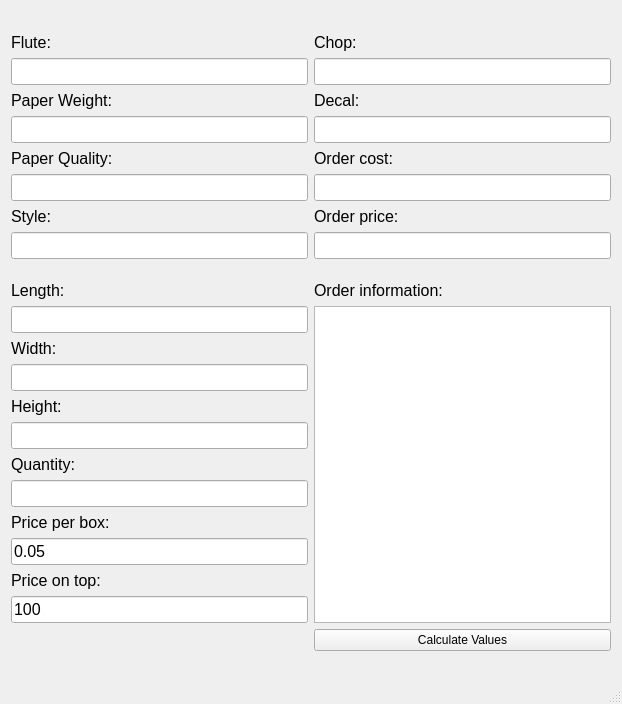
This is QTFiles/FormFiles/BPViewer.ui in tommygod3/BoxPricer as Qt 5 draws it before an edit. The edited form follows.
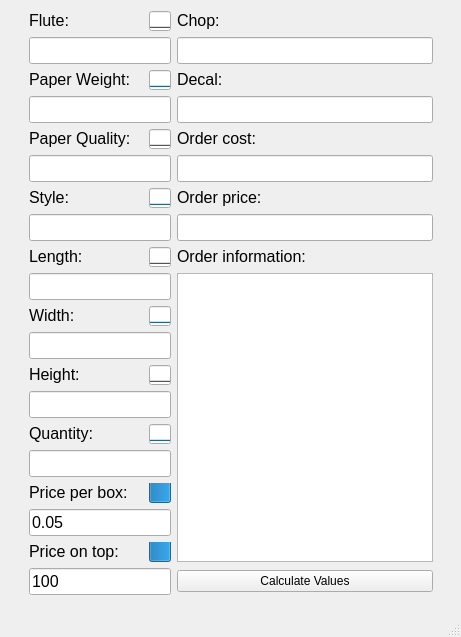
This is the edited form.

The edit to the form file:
```diff
--- a/QTFiles/FormFiles/BPViewer.ui
+++ b/QTFiles/FormFiles/BPViewer.ui
@@ -6,30 +6,137 @@
    <rect>
     <x>0</x>
     <y>0</y>
-    <width>622</width>
-    <height>704</height>
+    <width>461</width>
+    <height>637</height>
    </rect>
   </property>
   <property name="windowTitle">
    <string>Box Pricer</string>
   </property>
   <widget class="QWidget" name="centralWidget">
-   <layout class="QVBoxLayout" name="verticalLayout">
-    <property name="spacing">
-     <number>0</number>
-    </property>
-    <property name="sizeConstraint">
-     <enum>QLayout::SetDefaultConstraint</enum>
-    </property>
-    <property name="bottomMargin">
-     <number>9</number>
-    </property>
-    <item>
+   <layout class="QGridLayout" name="gridLayout_2">
+    <item row="0" column="2">
+     <spacer name="verticalSpacer">
+      <property name="orientation">
+       <enum>Qt::Vertical</enum>
+      </property>
+      <property name="sizeHint" stdset="0">
+       <size>
+        <width>20</width>
+        <height>68</height>
+       </size>
+      </property>
+     </spacer>
+    </item>
+    <item row="1" column="1" rowspan="2" colspan="2">
      <layout class="QGridLayout" name="gridLayout">
       <property name="sizeConstraint">
-       <enum>QLayout::SetMinimumSize</enum>
+       <enum>QLayout::SetNoConstraint</enum>
       </property>
-      <item row="3" column="0">
+      <property name="leftMargin">
+       <number>0</number>
+      </property>
+      <property name="topMargin">
+       <number>0</number>
+      </property>
+      <property name="rightMargin">
+       <number>0</number>
+      </property>
+      <property name="bottomMargin">
+       <number>0</number>
+      </property>
+      <property name="spacing">
+       <number>6</number>
+      </property>
+      <item row="0" column="2">
+       <widget class="QLabel" name="labelChop">
+        <property name="sizePolicy">
+         <sizepolicy hsizetype="Minimum" vsizetype="Fixed">
+          <horstretch>0</horstretch>
+          <verstretch>0</verstretch>
+         </sizepolicy>
+        </property>
+        <property name="font">
+         <font>
+          <pointsize>12</pointsize>
+         </font>
+        </property>
+        <property name="text">
+         <string>Chop:</string>
+        </property>
+       </widget>
+      </item>
+      <item row="2" column="1">
+       <widget class="QProgressBar" name="tickPW">
+        <property name="sizePolicy">
+         <sizepolicy hsizetype="Fixed" vsizetype="Fixed">
+          <horstretch>0</horstretch>
+          <verstretch>5</verstretch>
+         </sizepolicy>
+        </property>
+        <property name="minimumSize">
+         <size>
+          <width>20</width>
+          <height>20</height>
+         </size>
+        </property>
+        <property name="maximum">
+         <number>1</number>
+        </property>
+        <property name="value">
+         <number>0</number>
+        </property>
+        <property name="textVisible">
+         <bool>false</bool>
+        </property>
+        <property name="orientation">
+         <enum>Qt::Vertical</enum>
+        </property>
+       </widget>
+      </item>
+      <item row="1" column="2">
+       <widget class="QLineEdit" name="lineReadChop">
+        <property name="sizePolicy">
+         <sizepolicy hsizetype="Minimum" vsizetype="Fixed">
+          <horstretch>0</horstretch>
+          <verstretch>0</verstretch>
+         </sizepolicy>
+        </property>
+        <property name="font">
+         <font>
+          <pointsize>12</pointsize>
+         </font>
+        </property>
+        <property name="focusPolicy">
+         <enum>Qt::NoFocus</enum>
+        </property>
+        <property name="text">
+         <string/>
+        </property>
+        <property name="readOnly">
+         <bool>true</bool>
+        </property>
+       </widget>
+      </item>
+      <item row="2" column="2">
+       <widget class="QLabel" name="labelDecal">
+        <property name="sizePolicy">
+         <sizepolicy hsizetype="Minimum" vsizetype="Fixed">
+          <horstretch>0</horstretch>
+          <verstretch>0</verstretch>
+         </sizepolicy>
+        </property>
+        <property name="font">
+         <font>
+          <pointsize>12</pointsize>
+         </font>
+        </property>
+        <property name="text">
+         <string>Decal:</string>
+        </property>
+       </widget>
+      </item>
+      <item row="3" column="0" colspan="2">
        <widget class="QLineEdit" name="lineEditPW">
         <property name="sizePolicy">
          <sizepolicy hsizetype="Minimum" vsizetype="Fixed">
@@ -42,9 +149,85 @@
           <pointsize>12</pointsize>
          </font>
         </property>
+        <property name="focusPolicy">
+         <enum>Qt::StrongFocus</enum>
+        </property>
+        <property name="autoFillBackground">
+         <bool>false</bool>
+        </property>
        </widget>
       </item>
-      <item row="5" column="0">
+      <item row="3" column="2">
+       <widget class="QLineEdit" name="lineReadDecal">
+        <property name="sizePolicy">
+         <sizepolicy hsizetype="Minimum" vsizetype="Fixed">
+          <horstretch>0</horstretch>
+          <verstretch>0</verstretch>
+         </sizepolicy>
+        </property>
+        <property name="font">
+         <font>
+          <pointsize>12</pointsize>
+         </font>
+        </property>
+        <property name="focusPolicy">
+         <enum>Qt::NoFocus</enum>
+        </property>
+        <property name="text">
+         <string/>
+        </property>
+        <property name="readOnly">
+         <bool>true</bool>
+        </property>
+       </widget>
+      </item>
+      <item row="4" column="1">
+       <widget class="QProgressBar" name="tickPQ">
+        <property name="sizePolicy">
+         <sizepolicy hsizetype="Fixed" vsizetype="Fixed">
+          <horstretch>0</horstretch>
+          <verstretch>5</verstretch>
+         </sizepolicy>
+        </property>
+        <property name="minimumSize">
+         <size>
+          <width>20</width>
+          <height>20</height>
+         </size>
+        </property>
+        <property name="maximum">
+         <number>1</number>
+        </property>
+        <property name="value">
+         <number>0</number>
+        </property>
+        <property name="textVisible">
+         <bool>false</bool>
+        </property>
+        <property name="orientation">
+         <enum>Qt::Vertical</enum>
+        </property>
+       </widget>
+      </item>
+      <item row="4" column="2">
+       <widget class="QLabel" name="labelCost">
+        <property name="sizePolicy">
+         <sizepolicy hsizetype="Minimum" vsizetype="Fixed">
+          <horstretch>0</horstretch>
+          <verstretch>0</verstretch>
+         </sizepolicy>
+        </property>
+        <property name="font">
+         <font>
+          <pointsize>12</pointsize>
+         </font>
+        </property>
+        <property name="text">
+         <string>Order cost:</string>
+        </property>
+       </widget>
+      </item>
+      <item row="5" column="0" colspan="2">
        <widget class="QLineEdit" name="lineEditPQ">
         <property name="sizePolicy">
          <sizepolicy hsizetype="Minimum" vsizetype="Fixed">
@@ -57,23 +240,81 @@
           <pointsize>12</pointsize>
          </font>
         </property>
+        <property name="focusPolicy">
+         <enum>Qt::StrongFocus</enum>
+        </property>
+        <property name="autoFillBackground">
+         <bool>false</bool>
+        </property>
+       </widget>
+      </item>
+      <item row="5" column="2">
+       <widget class="QLineEdit" name="lineReadCost">
+        <property name="sizePolicy">
+         <sizepolicy hsizetype="Minimum" vsizetype="Fixed">
+          <horstretch>0</horstretch>
+          <verstretch>0</verstretch>
+         </sizepolicy>
+        </property>
+        <property name="font">
+         <font>
+          <pointsize>12</pointsize>
+         </font>
+        </property>
+        <property name="focusPolicy">
+         <enum>Qt::NoFocus</enum>
+        </property>
+        <property name="text">
+         <string/>
+        </property>
+        <property name="readOnly">
+         <bool>true</bool>
+        </property>
+       </widget>
+      </item>
+      <item row="6" column="0">
+       <widget class="QLabel" name="labelStyle">
+        <property name="sizePolicy">
+         <sizepolicy hsizetype="Minimum" vsizetype="Fixed">
+          <horstretch>0</horstretch>
+          <verstretch>0</verstretch>
+         </sizepolicy>
+        </property>
+        <property name="font">
+         <font>
+          <pointsize>12</pointsize>
+         </font>
+        </property>
+        <property name="text">
+         <string>Style:</string>
+        </property>
        </widget>
       </item>
       <item row="6" column="1">
-       <widget class="QLabel" name="labelPrice">
+       <widget class="QProgressBar" name="tickStyle">
         <property name="sizePolicy">
-         <sizepolicy hsizetype="Minimum" vsizetype="Fixed">
+         <sizepolicy hsizetype="Fixed" vsizetype="Fixed">
           <horstretch>0</horstretch>
-          <verstretch>0</verstretch>
+          <verstretch>5</verstretch>
          </sizepolicy>
         </property>
-        <property name="font">
-         <font>
-          <pointsize>12</pointsize>
-         </font>
+        <property name="minimumSize">
+         <size>
+          <width>20</width>
+          <height>20</height>
+         </size>
         </property>
-        <property name="text">
-         <string>Order price:</string>
+        <property name="maximum">
+         <number>1</number>
+        </property>
+        <property name="value">
+         <number>0</number>
+        </property>
+        <property name="textVisible">
+         <bool>false</bool>
+        </property>
+        <property name="orientation">
+         <enum>Qt::Vertical</enum>
         </property>
        </widget>
       </item>
@@ -95,6 +336,27 @@
         </property>
        </widget>
       </item>
+      <item row="1" column="0" colspan="2">
+       <widget class="QLineEdit" name="lineEditFlute">
+        <property name="sizePolicy">
+         <sizepolicy hsizetype="Minimum" vsizetype="Fixed">
+          <horstretch>0</horstretch>
+          <verstretch>0</verstretch>
+         </sizepolicy>
+        </property>
+        <property name="font">
+         <font>
+          <pointsize>12</pointsize>
+         </font>
+        </property>
+        <property name="focusPolicy">
+         <enum>Qt::StrongFocus</enum>
+        </property>
+        <property name="autoFillBackground">
+         <bool>false</bool>
+        </property>
+       </widget>
+      </item>
       <item row="2" column="0">
        <widget class="QLabel" name="labelPW">
         <property name="sizePolicy">
@@ -113,114 +375,6 @@
         </property>
        </widget>
       </item>
-      <item row="2" column="1">
-       <widget class="QLabel" name="labelDecal">
-        <property name="sizePolicy">
-         <sizepolicy hsizetype="Minimum" vsizetype="Fixed">
-          <horstretch>0</horstretch>
-          <verstretch>0</verstretch>
-         </sizepolicy>
-        </property>
-        <property name="font">
-         <font>
-          <pointsize>12</pointsize>
-         </font>
-        </property>
-        <property name="text">
-         <string>Decal:</string>
-        </property>
-       </widget>
-      </item>
-      <item row="1" column="0">
-       <widget class="QLineEdit" name="lineEditFlute">
-        <property name="sizePolicy">
-         <sizepolicy hsizetype="Minimum" vsizetype="Fixed">
-          <horstretch>0</horstretch>
-          <verstretch>0</verstretch>
-         </sizepolicy>
-        </property>
-        <property name="font">
-         <font>
-          <pointsize>12</pointsize>
-         </font>
-        </property>
-       </widget>
-      </item>
-      <item row="1" column="1">
-       <widget class="QLineEdit" name="lineReadChop">
-        <property name="sizePolicy">
-         <sizepolicy hsizetype="Minimum" vsizetype="Fixed">
-          <horstretch>0</horstretch>
-          <verstretch>0</verstretch>
-         </sizepolicy>
-        </property>
-        <property name="font">
-         <font>
-          <pointsize>12</pointsize>
-         </font>
-        </property>
-        <property name="text">
-         <string/>
-        </property>
-        <property name="readOnly">
-         <bool>true</bool>
-        </property>
-       </widget>
-      </item>
-      <item row="0" column="1">
-       <widget class="QLabel" name="labelChop">
-        <property name="sizePolicy">
-         <sizepolicy hsizetype="Minimum" vsizetype="Fixed">
-          <horstretch>0</horstretch>
-          <verstretch>0</verstretch>
-         </sizepolicy>
-        </property>
-        <property name="font">
-         <font>
-          <pointsize>12</pointsize>
-         </font>
-        </property>
-        <property name="text">
-         <string>Chop:</string>
-        </property>
-       </widget>
-      </item>
-      <item row="5" column="1">
-       <widget class="QLineEdit" name="lineReadCost">
-        <property name="sizePolicy">
-         <sizepolicy hsizetype="Minimum" vsizetype="Fixed">
-          <horstretch>0</horstretch>
-          <verstretch>0</verstretch>
-         </sizepolicy>
-        </property>
-        <property name="font">
-         <font>
-          <pointsize>12</pointsize>
-         </font>
-        </property>
-        <property name="text">
-         <string/>
-        </property>
-        <property name="readOnly">
-         <bool>true</bool>
-        </property>
-       </widget>
-      </item>
-      <item row="7" column="0">
-       <widget class="QLineEdit" name="lineEditStyle">
-        <property name="sizePolicy">
-         <sizepolicy hsizetype="Minimum" vsizetype="Fixed">
-          <horstretch>0</horstretch>
-          <verstretch>0</verstretch>
-         </sizepolicy>
-        </property>
-        <property name="font">
-         <font>
-          <pointsize>12</pointsize>
-         </font>
-        </property>
-       </widget>
-      </item>
       <item row="4" column="0">
        <widget class="QLabel" name="labelPQ">
         <property name="sizePolicy">
@@ -239,8 +393,8 @@
         </property>
        </widget>
       </item>
-      <item row="7" column="1">
-       <widget class="QLineEdit" name="lineReadPrice">
+      <item row="7" column="0" colspan="2">
+       <widget class="QLineEdit" name="lineEditStyle">
         <property name="sizePolicy">
          <sizepolicy hsizetype="Minimum" vsizetype="Fixed">
           <horstretch>0</horstretch>
@@ -252,34 +406,19 @@
           <pointsize>12</pointsize>
          </font>
         </property>
-        <property name="text">
-         <string/>
+        <property name="focusPolicy">
+         <enum>Qt::StrongFocus</enum>
         </property>
-        <property name="readOnly">
-         <bool>true</bool>
+        <property name="autoFillBackground">
+         <bool>false</bool>
         </property>
-       </widget>
-      </item>
-      <item row="6" column="0">
-       <widget class="QLabel" name="labelStyle">
-        <property name="sizePolicy">
-         <sizepolicy hsizetype="Minimum" vsizetype="Fixed">
-          <horstretch>0</horstretch>
-          <verstretch>0</verstretch>
-         </sizepolicy>
+        <property name="styleSheet">
+         <string notr="true"/>
         </property>
-        <property name="font">
-         <font>
-          <pointsize>12</pointsize>
-         </font>
-        </property>
-        <property name="text">
-         <string>Style:</string>
-        </property>
        </widget>
       </item>
-      <item row="3" column="1">
-       <widget class="QLineEdit" name="lineReadDecal">
+      <item row="8" column="0">
+       <widget class="QLabel" name="labelLength">
         <property name="sizePolicy">
          <sizepolicy hsizetype="Minimum" vsizetype="Fixed">
           <horstretch>0</horstretch>
@@ -292,42 +431,11 @@
          </font>
         </property>
         <property name="text">
-         <string/>
+         <string>Length:</string>
         </property>
-        <property name="readOnly">
-         <bool>true</bool>
-        </property>
        </widget>
       </item>
-      <item row="4" column="1">
-       <widget class="QLabel" name="labelCost">
-        <property name="sizePolicy">
-         <sizepolicy hsizetype="Minimum" vsizetype="Fixed">
-          <horstretch>0</horstretch>
-          <verstretch>0</verstretch>
-         </sizepolicy>
-        </property>
-        <property name="font">
-         <font>
-          <pointsize>12</pointsize>
-         </font>
-        </property>
-        <property name="text">
-         <string>Order cost:</string>
-        </property>
-       </widget>
-      </item>
-     </layout>
-    </item>
-    <item>
-     <layout class="QGridLayout" name="gridLayout_2" rowstretch="0,0,0,0,0,0,0,0,0,0,0,0,0">
-      <property name="sizeConstraint">
-       <enum>QLayout::SetMinimumSize</enum>
-      </property>
-      <property name="verticalSpacing">
-       <number>6</number>
-      </property>
-      <item row="2" column="0">
+      <item row="10" column="0">
        <widget class="QLabel" name="labelWidth">
         <property name="sizePolicy">
          <sizepolicy hsizetype="Minimum" vsizetype="Fixed">
@@ -345,7 +453,53 @@
         </property>
        </widget>
       </item>
-      <item row="8" column="0">
+      <item row="10" column="1">
+       <widget class="QProgressBar" name="tickWidth">
+        <property name="sizePolicy">
+         <sizepolicy hsizetype="Fixed" vsizetype="Fixed">
+          <horstretch>0</horstretch>
+          <verstretch>5</verstretch>
+         </sizepolicy>
+        </property>
+        <property name="minimumSize">
+         <size>
+          <width>20</width>
+          <height>20</height>
+         </size>
+        </property>
+        <property name="maximum">
+         <number>1</number>
+        </property>
+        <property name="value">
+         <number>0</number>
+        </property>
+        <property name="textVisible">
+         <bool>false</bool>
+        </property>
+        <property name="orientation">
+         <enum>Qt::Vertical</enum>
+        </property>
+       </widget>
+      </item>
+      <item row="12" column="0">
+       <widget class="QLabel" name="labelHeight">
+        <property name="sizePolicy">
+         <sizepolicy hsizetype="Minimum" vsizetype="Fixed">
+          <horstretch>0</horstretch>
+          <verstretch>0</verstretch>
+         </sizepolicy>
+        </property>
+        <property name="font">
+         <font>
+          <pointsize>12</pointsize>
+         </font>
+        </property>
+        <property name="text">
+         <string>Height:</string>
+        </property>
+       </widget>
+      </item>
+      <item row="16" column="0">
        <widget class="QLabel" name="labelPPB">
         <property name="sizePolicy">
          <sizepolicy hsizetype="Minimum" vsizetype="Fixed">
@@ -363,9 +517,37 @@
         </property>
        </widget>
       </item>
-      <item row="9" column="0">
-       <widget class="QLineEdit" name="lineEditPPB">
+      <item row="16" column="1">
+       <widget class="QProgressBar" name="tickPPB">
         <property name="sizePolicy">
+         <sizepolicy hsizetype="Fixed" vsizetype="Fixed">
+          <horstretch>0</horstretch>
+          <verstretch>5</verstretch>
+         </sizepolicy>
+        </property>
+        <property name="minimumSize">
+         <size>
+          <width>20</width>
+          <height>20</height>
+         </size>
+        </property>
+        <property name="maximum">
+         <number>1</number>
+        </property>
+        <property name="value">
+         <number>1</number>
+        </property>
+        <property name="textVisible">
+         <bool>false</bool>
+        </property>
+        <property name="orientation">
+         <enum>Qt::Vertical</enum>
+        </property>
+       </widget>
+      </item>
+      <item row="18" column="0">
+       <widget class="QLabel" name="labelPOT">
+        <property name="sizePolicy">
          <sizepolicy hsizetype="Minimum" vsizetype="Fixed">
           <horstretch>0</horstretch>
           <verstretch>0</verstretch>
@@ -377,11 +559,85 @@
          </font>
         </property>
         <property name="text">
-         <string>0.05</string>
+         <string>Price on top:</string>
         </property>
        </widget>
       </item>
-      <item row="11" column="0">
+      <item row="12" column="1">
+       <widget class="QProgressBar" name="tickHeight">
+        <property name="sizePolicy">
+         <sizepolicy hsizetype="Fixed" vsizetype="Fixed">
+          <horstretch>0</horstretch>
+          <verstretch>5</verstretch>
+         </sizepolicy>
+        </property>
+        <property name="minimumSize">
+         <size>
+          <width>20</width>
+          <height>20</height>
+         </size>
+        </property>
+        <property name="maximum">
+         <number>1</number>
+        </property>
+        <property name="value">
+         <number>0</number>
+        </property>
+        <property name="textVisible">
+         <bool>false</bool>
+        </property>
+        <property name="orientation">
+         <enum>Qt::Vertical</enum>
+        </property>
+       </widget>
+      </item>
+      <item row="14" column="0">
+       <widget class="QLabel" name="labelQuantity">
+        <property name="sizePolicy">
+         <sizepolicy hsizetype="Minimum" vsizetype="Fixed">
+          <horstretch>0</horstretch>
+          <verstretch>0</verstretch>
+         </sizepolicy>
+        </property>
+        <property name="font">
+         <font>
+          <pointsize>12</pointsize>
+         </font>
+        </property>
+        <property name="text">
+         <string>Quantity:</string>
+        </property>
+       </widget>
+      </item>
+      <item row="18" column="1">
+       <widget class="QProgressBar" name="tickPOT">
+        <property name="sizePolicy">
+         <sizepolicy hsizetype="Fixed" vsizetype="Fixed">
+          <horstretch>0</horstretch>
+          <verstretch>5</verstretch>
+         </sizepolicy>
+        </property>
+        <property name="minimumSize">
+         <size>
+          <width>20</width>
+          <height>20</height>
+         </size>
+        </property>
+        <property name="maximum">
+         <number>1</number>
+        </property>
+        <property name="value">
+         <number>1</number>
+        </property>
+        <property name="textVisible">
+         <bool>false</bool>
+        </property>
+        <property name="orientation">
+         <enum>Qt::Vertical</enum>
+        </property>
+       </widget>
+      </item>
+      <item row="19" column="0" colspan="2">
        <widget class="QLineEdit" name="lineEditPOT">
         <property name="sizePolicy">
          <sizepolicy hsizetype="Minimum" vsizetype="Fixed">
@@ -399,7 +655,77 @@
         </property>
        </widget>
       </item>
-      <item row="1" column="0">
+      <item row="17" column="0" colspan="2">
+       <widget class="QLineEdit" name="lineEditPPB">
+        <property name="sizePolicy">
+         <sizepolicy hsizetype="Minimum" vsizetype="Fixed">
+          <horstretch>0</horstretch>
+          <verstretch>0</verstretch>
+         </sizepolicy>
+        </property>
+        <property name="font">
+         <font>
+          <pointsize>12</pointsize>
+         </font>
+        </property>
+        <property name="text">
+         <string>0.05</string>
+        </property>
+       </widget>
+      </item>
+      <item row="7" column="2">
+       <widget class="QLineEdit" name="lineReadPrice">
+        <property name="sizePolicy">
+         <sizepolicy hsizetype="Minimum" vsizetype="Fixed">
+          <horstretch>0</horstretch>
+          <verstretch>0</verstretch>
+         </sizepolicy>
+        </property>
+        <property name="font">
+         <font>
+          <pointsize>12</pointsize>
+         </font>
+        </property>
+        <property name="focusPolicy">
+         <enum>Qt::NoFocus</enum>
+        </property>
+        <property name="text">
+         <string/>
+        </property>
+        <property name="readOnly">
+         <bool>true</bool>
+        </property>
+       </widget>
+      </item>
+      <item row="14" column="1">
+       <widget class="QProgressBar" name="tickQuantity">
+        <property name="sizePolicy">
+         <sizepolicy hsizetype="Fixed" vsizetype="Fixed">
+          <horstretch>0</horstretch>
+          <verstretch>5</verstretch>
+         </sizepolicy>
+        </property>
+        <property name="minimumSize">
+         <size>
+          <width>20</width>
+          <height>20</height>
+         </size>
+        </property>
+        <property name="maximum">
+         <number>1</number>
+        </property>
+        <property name="value">
+         <number>0</number>
+        </property>
+        <property name="textVisible">
+         <bool>false</bool>
+        </property>
+        <property name="orientation">
+         <enum>Qt::Vertical</enum>
+        </property>
+       </widget>
+      </item>
+      <item row="9" column="0" colspan="2">
        <widget class="QLineEdit" name="lineEditLength">
         <property name="sizePolicy">
          <sizepolicy hsizetype="Minimum" vsizetype="Fixed">
@@ -412,10 +738,13 @@
           <pointsize>12</pointsize>
          </font>
         </property>
+        <property name="focusPolicy">
+         <enum>Qt::StrongFocus</enum>
+        </property>
        </widget>
       </item>
-      <item row="6" column="0">
-       <widget class="QLabel" name="labelQuantity">
+      <item row="6" column="2">
+       <widget class="QLabel" name="labelPrice">
         <property name="sizePolicy">
          <sizepolicy hsizetype="Minimum" vsizetype="Fixed">
           <horstretch>0</horstretch>
@@ -428,11 +757,39 @@
          </font>
         </property>
         <property name="text">
-         <string>Quantity:</string>
+         <string>Order price:</string>
         </property>
        </widget>
       </item>
-      <item row="3" column="0">
+      <item row="8" column="1">
+       <widget class="QProgressBar" name="tickLength">
+        <property name="sizePolicy">
+         <sizepolicy hsizetype="Fixed" vsizetype="Fixed">
+          <horstretch>0</horstretch>
+          <verstretch>5</verstretch>
+         </sizepolicy>
+        </property>
+        <property name="minimumSize">
+         <size>
+          <width>20</width>
+          <height>20</height>
+         </size>
+        </property>
+        <property name="maximum">
+         <number>1</number>
+        </property>
+        <property name="value">
+         <number>0</number>
+        </property>
+        <property name="textVisible">
+         <bool>false</bool>
+        </property>
+        <property name="orientation">
+         <enum>Qt::Vertical</enum>
+        </property>
+       </widget>
+      </item>
+      <item row="11" column="0" colspan="2">
        <widget class="QLineEdit" name="lineEditWidth">
         <property name="sizePolicy">
          <sizepolicy hsizetype="Minimum" vsizetype="Fixed">
@@ -445,57 +802,12 @@
           <pointsize>12</pointsize>
          </font>
         </property>
-       </widget>
-      </item>
-      <item row="4" column="0">
-       <widget class="QLabel" name="labelHeight">
-        <property name="sizePolicy">
-         <sizepolicy hsizetype="Minimum" vsizetype="Fixed">
-          <horstretch>0</horstretch>
-          <verstretch>0</verstretch>
-         </sizepolicy>
+        <property name="focusPolicy">
+         <enum>Qt::StrongFocus</enum>
         </property>
-        <property name="font">
-         <font>
-          <pointsize>12</pointsize>
-         </font>
-        </property>
-        <property name="text">
-         <string>Height:</string>
-        </property>
        </widget>
       </item>
-      <item row="7" column="0">
-       <widget class="QLineEdit" name="lineEditQuantity">
-        <property name="sizePolicy">
-         <sizepolicy hsizetype="Minimum" vsizetype="Fixed">
-          <horstretch>0</horstretch>
-          <verstretch>0</verstretch>
-         </sizepolicy>
-        </property>
-        <property name="font">
-         <font>
-          <pointsize>12</pointsize>
-         </font>
-        </property>
-       </widget>
-      </item>
-      <item row="5" column="0">
-       <widget class="QLineEdit" name="lineEditHeight">
-        <property name="sizePolicy">
-         <sizepolicy hsizetype="Minimum" vsizetype="Fixed">
-          <horstretch>0</horstretch>
-          <verstretch>0</verstretch>
-         </sizepolicy>
-        </property>
-        <property name="font">
-         <font>
-          <pointsize>12</pointsize>
-         </font>
-        </property>
-       </widget>
-      </item>
-      <item row="0" column="1">
+      <item row="8" column="2">
        <widget class="QLabel" name="labelInfo">
         <property name="sizePolicy">
          <sizepolicy hsizetype="Minimum" vsizetype="Fixed">
@@ -513,7 +825,22 @@
         </property>
        </widget>
       </item>
-      <item row="12" column="1">
+      <item row="15" column="0" colspan="2">
+       <widget class="QLineEdit" name="lineEditQuantity">
+        <property name="sizePolicy">
+         <sizepolicy hsizetype="Minimum" vsizetype="Fixed">
+          <horstretch>0</horstretch>
+          <verstretch>0</verstretch>
+         </sizepolicy>
+        </property>
+        <property name="font">
+         <font>
+          <pointsize>12</pointsize>
+         </font>
+        </property>
+       </widget>
+      </item>
+      <item row="19" column="2">
        <widget class="QPushButton" name="pushButton">
         <property name="sizePolicy">
          <sizepolicy hsizetype="Minimum" vsizetype="Fixed">
@@ -521,31 +848,28 @@
           <verstretch>0</verstretch>
          </sizepolicy>
         </property>
+        <property name="minimumSize">
+         <size>
+          <width>0</width>
+          <height>0</height>
+         </size>
+        </property>
         <property name="text">
          <string>Calculate Values</string>
         </property>
-       </widget>
-      </item>
-      <item row="10" column="0">
-       <widget class="QLabel" name="labelPOT">
-        <property name="sizePolicy">
-         <sizepolicy hsizetype="Minimum" vsizetype="Fixed">
-          <horstretch>0</horstretch>
-          <verstretch>0</verstretch>
-         </sizepolicy>
+        <property name="autoDefault">
+         <bool>true</bool>
         </property>
-        <property name="font">
-         <font>
-          <pointsize>12</pointsize>
-         </font>
+        <property name="default">
+         <bool>false</bool>
         </property>
-        <property name="text">
-         <string>Price on top:</string>
+        <property name="flat">
+         <bool>false</bool>
         </property>
        </widget>
       </item>
-      <item row="0" column="0">
-       <widget class="QLabel" name="labelLength">
+      <item row="13" column="0" colspan="2">
+       <widget class="QLineEdit" name="lineEditHeight">
         <property name="sizePolicy">
          <sizepolicy hsizetype="Minimum" vsizetype="Fixed">
           <horstretch>0</horstretch>
@@ -557,12 +881,12 @@
           <pointsize>12</pointsize>
          </font>
         </property>
-        <property name="text">
-         <string>Length:</string>
+        <property name="focusPolicy">
+         <enum>Qt::StrongFocus</enum>
         </property>
        </widget>
       </item>
-      <item row="1" column="1" rowspan="11">
+      <item row="9" column="2" rowspan="10">
        <widget class="QTextBrowser" name="textInfo">
         <property name="sizePolicy">
          <sizepolicy hsizetype="Minimum" vsizetype="Expanding">
@@ -570,15 +894,94 @@
           <verstretch>0</verstretch>
          </sizepolicy>
         </property>
+        <property name="minimumSize">
+         <size>
+          <width>0</width>
+          <height>0</height>
+         </size>
+        </property>
         <property name="font">
          <font>
           <pointsize>12</pointsize>
          </font>
         </property>
+        <property name="mouseTracking">
+         <bool>true</bool>
+        </property>
+        <property name="focusPolicy">
+         <enum>Qt::StrongFocus</enum>
+        </property>
+       </widget>
+      </item>
+      <item row="0" column="1">
+       <widget class="QProgressBar" name="tickFlute">
+        <property name="sizePolicy">
+         <sizepolicy hsizetype="Fixed" vsizetype="Fixed">
+          <horstretch>0</horstretch>
+          <verstretch>5</verstretch>
+         </sizepolicy>
+        </property>
+        <property name="minimumSize">
+         <size>
+          <width>20</width>
+          <height>20</height>
+         </size>
+        </property>
+        <property name="maximum">
+         <number>1</number>
+        </property>
+        <property name="value">
+         <number>0</number>
+        </property>
+        <property name="textVisible">
+         <bool>false</bool>
+        </property>
+        <property name="orientation">
+         <enum>Qt::Vertical</enum>
+        </property>
        </widget>
       </item>
      </layout>
     </item>
+    <item row="1" column="3">
+     <spacer name="horizontalSpacer_2">
+      <property name="orientation">
+       <enum>Qt::Horizontal</enum>
+      </property>
+      <property name="sizeHint" stdset="0">
+       <size>
+        <width>1</width>
+        <height>17</height>
+       </size>
+      </property>
+     </spacer>
+    </item>
+    <item row="2" column="0">
+     <spacer name="horizontalSpacer">
+      <property name="orientation">
+       <enum>Qt::Horizontal</enum>
+      </property>
+      <property name="sizeHint" stdset="0">
+       <size>
+        <width>0</width>
+        <height>20</height>
+       </size>
+      </property>
+     </spacer>
+    </item>
+    <item row="3" column="1">
+     <spacer name="verticalSpacer_2">
+      <property name="orientation">
+       <enum>Qt::Vertical</enum>
+      </property>
+      <property name="sizeHint" stdset="0">
+       <size>
+        <width>20</width>
+        <height>38</height>
+       </size>
+      </property>
+     </spacer>
+    </item>
    </layout>
   </widget>
   <widget class="QMenuBar" name="menuBar">
@@ -586,7 +989,7 @@
     <rect>
      <x>0</x>
      <y>0</y>
-     <width>622</width>
+     <width>461</width>
      <height>21</height>
     </rect>
    </property>
```
Left out of the diff: 12 changed lines with no effect on the pictures.
